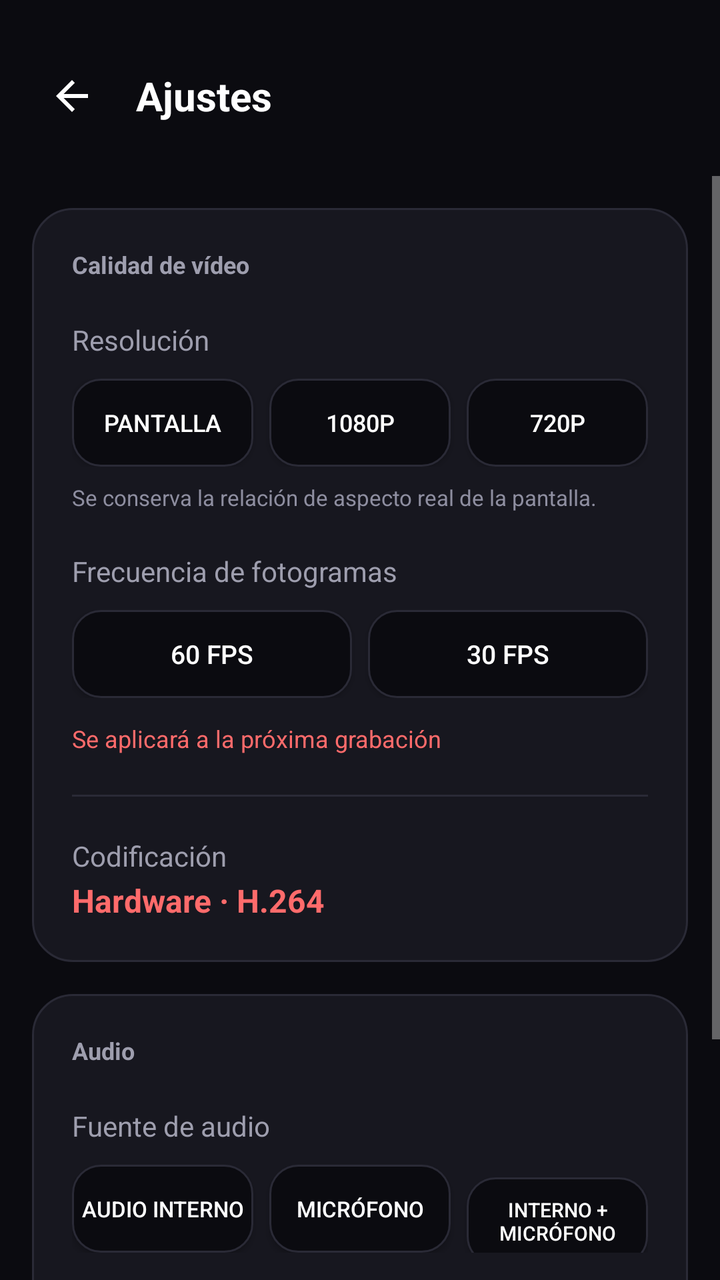
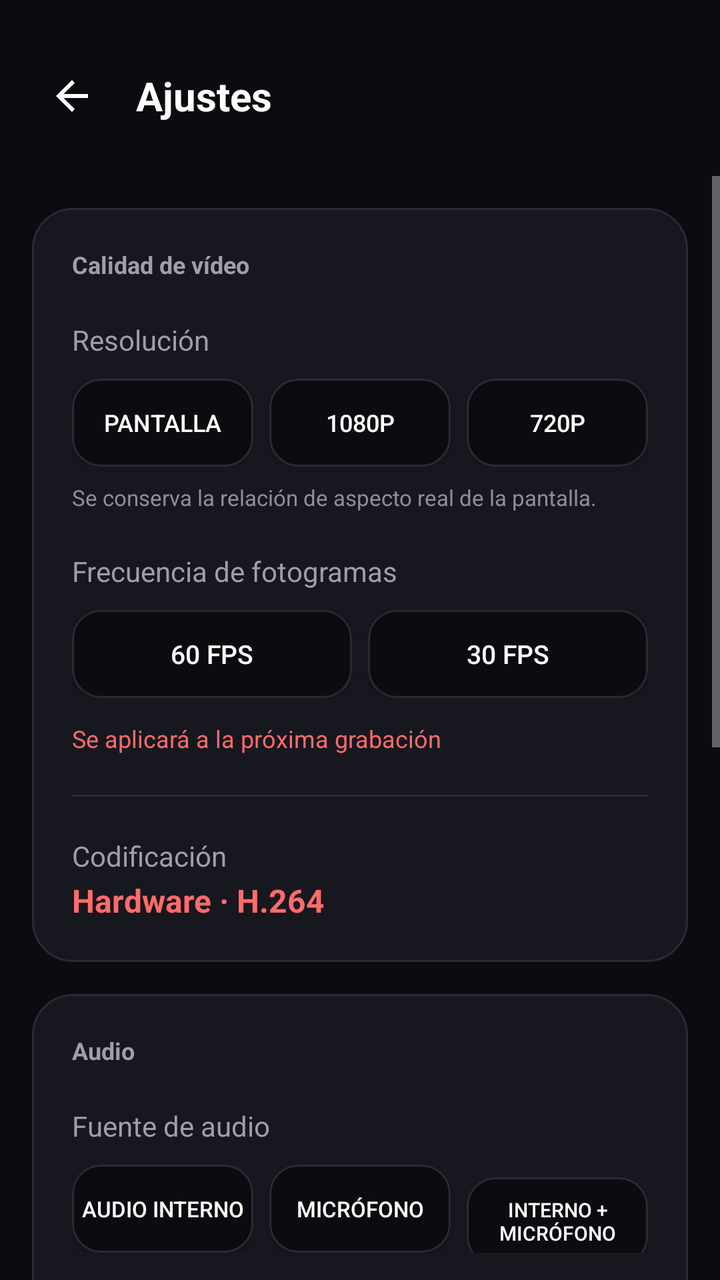

Two renders of the same Android screen: before a commit and after it. Below are the layout's source before the change and the commit's diff.
<!-- AndroidManifest.xml: application theme Theme.SmoothRec -->
<!-- res/layout/activity_settings.xml -->
<?xml version="1.0" encoding="utf-8"?>
<LinearLayout xmlns:android="http://schemas.android.com/apk/res/android"
    android:layout_width="match_parent"
    android:layout_height="match_parent"
    android:background="@color/background"
    android:orientation="vertical">

    <LinearLayout
        android:layout_width="match_parent"
        android:layout_height="wrap_content"
        android:gravity="center_vertical"
        android:orientation="horizontal"
        android:paddingStart="12dp"
        android:paddingTop="24dp"
        android:paddingEnd="16dp"
        android:paddingBottom="16dp">

        <ImageButton
            android:id="@+id/backButton"
            android:layout_width="48dp"
            android:layout_height="48dp"
            android:background="?android:attr/selectableItemBackgroundBorderless"
            android:contentDescription="@string/back_description"
            android:padding="12dp"
            android:src="@drawable/ic_arrow_back" />

        <TextView
            android:layout_width="wrap_content"
            android:layout_height="wrap_content"
            android:layout_marginStart="8dp"
            android:text="@string/settings_title"
            android:textColor="@color/text_primary"
            android:textSize="20sp"
            android:textStyle="bold" />

    </LinearLayout>

    <ScrollView
        android:layout_width="match_parent"
        android:layout_height="0dp"
        android:layout_weight="1"
        android:clipToPadding="false"
        android:paddingBottom="24dp">

        <LinearLayout
            android:layout_width="match_parent"
            android:layout_height="wrap_content"
            android:orientation="vertical">

            <LinearLayout
                android:layout_width="match_parent"
                android:layout_height="wrap_content"
                android:layout_margin="16dp"
                android:background="@drawable/card_background"
                android:orientation="vertical"
                android:padding="20dp">

                <TextView
                    android:layout_width="wrap_content"
                    android:layout_height="wrap_content"
                    android:text="@string/settings_quality"
                    android:textColor="@color/text_secondary"
                    android:textSize="12sp"
                    android:textStyle="bold" />

                <TextView
                    android:layout_width="wrap_content"
                    android:layout_height="wrap_content"
                    android:layout_marginTop="20dp"
                    android:text="@string/settings_resolution"
                    android:textColor="@color/text_secondary"
                    android:textSize="14sp" />

                <LinearLayout
                    android:layout_width="match_parent"
                    android:layout_height="wrap_content"
                    android:layout_marginTop="10dp"
                    android:orientation="horizontal">

                    <Button
                        android:id="@+id/resolutionScreenButton"
                        android:layout_width="0dp"
                        android:layout_height="44dp"
                        android:layout_weight="1"
                        android:background="@drawable/chip_background"
                        android:insetTop="0dp"
                        android:insetBottom="0dp"
                        android:minWidth="0dp"
                        android:text="@string/resolution_screen"
                        android:textColor="@color/text_primary"
                        android:textSize="12sp" />

                    <Button
                        android:id="@+id/resolution1080Button"
                        android:layout_width="0dp"
                        android:layout_height="44dp"
                        android:layout_marginStart="8dp"
                        android:layout_weight="1"
                        android:background="@drawable/chip_background"
                        android:insetTop="0dp"
                        android:insetBottom="0dp"
                        android:minWidth="0dp"
                        android:text="@string/resolution_1080p"
                        android:textColor="@color/text_primary"
                        android:textSize="12sp" />

                    <Button
                        android:id="@+id/resolution720Button"
                        android:layout_width="0dp"
                        android:layout_height="44dp"
                        android:layout_marginStart="8dp"
                        android:layout_weight="1"
                        android:background="@drawable/chip_background"
                        android:insetTop="0dp"
                        android:insetBottom="0dp"
                        android:minWidth="0dp"
                        android:text="@string/resolution_720p"
                        android:textColor="@color/text_primary"
                        android:textSize="12sp" />

                </LinearLayout>

                <TextView
                    android:layout_width="wrap_content"
                    android:layout_height="wrap_content"
                    android:layout_marginTop="8dp"
                    android:text="@string/settings_resolution_hint"
                    android:textColor="@color/icon_muted"
                    android:textSize="11sp" />

                <TextView
                    android:layout_width="wrap_content"
                    android:layout_height="wrap_content"
                    android:layout_marginTop="20dp"
                    android:text="@string/settings_framerate"
                    android:textColor="@color/text_secondary"
                    android:textSize="14sp" />

                <LinearLayout
                    android:layout_width="match_parent"
                    android:layout_height="wrap_content"
                    android:layout_marginTop="10dp"
                    android:orientation="horizontal">

                    <Button
                        android:id="@+id/fps60Button"
                        android:layout_width="0dp"
                        android:layout_height="44dp"
                        android:layout_weight="1"
                        android:background="@drawable/chip_background"
                        android:insetTop="0dp"
                        android:insetBottom="0dp"
                        android:minWidth="0dp"
                        android:text="@string/fps_60"
                        android:textColor="@color/text_primary"
                        android:textSize="13sp" />

                    <Button
                        android:id="@+id/fps30Button"
                        android:layout_width="0dp"
                        android:layout_height="44dp"
                        android:layout_marginStart="8dp"
                        android:layout_weight="1"
                        android:background="@drawable/chip_background"
                        android:insetTop="0dp"
                        android:insetBottom="0dp"
                        android:minWidth="0dp"
                        android:text="@string/fps_30"
                        android:textColor="@color/text_primary"
                        android:textSize="13sp" />

                </LinearLayout>

                <TextView
                    android:id="@+id/appliedSummary"
                    android:layout_width="wrap_content"
                    android:layout_height="wrap_content"
                    android:layout_marginTop="12dp"
                    android:text="@string/settings_applied_summary"
                    android:textColor="@color/recording_accent"
                    android:textSize="12sp" />

                <View
                    android:layout_width="match_parent"
                    android:layout_height="1dp"
                    android:layout_marginTop="20dp"
                    android:background="@color/surface_border" />

                <TextView
                    android:layout_width="wrap_content"
                    android:layout_height="wrap_content"
                    android:layout_marginTop="20dp"
                    android:text="@string/settings_encoding"
                    android:textColor="@color/text_secondary"
                    android:textSize="14sp" />

                <TextView
                    android:layout_width="wrap_content"
                    android:layout_height="wrap_content"
                    android:layout_marginTop="2dp"
                    android:text="@string/settings_encoding_value"
                    android:textColor="@color/recording_accent"
                    android:textSize="16sp"
                    android:textStyle="bold" />

            </LinearLayout>

            <LinearLayout
                android:layout_width="match_parent"
                android:layout_height="wrap_content"
                android:layout_marginStart="16dp"
                android:layout_marginEnd="16dp"
                android:layout_marginBottom="16dp"
                android:background="@drawable/card_background"
                android:orientation="vertical"
                android:padding="20dp">

                <TextView
                    android:layout_width="wrap_content"
                    android:layout_height="wrap_content"
                    android:text="@string/settings_audio"
                    android:textColor="@color/text_secondary"
                    android:textSize="12sp"
                    android:textStyle="bold" />

                <TextView
                    android:layout_width="wrap_content"
                    android:layout_height="wrap_content"
                    android:layout_marginTop="20dp"
                    android:text="@string/settings_audio_source"
                    android:textColor="@color/text_secondary"
                    android:textSize="14sp" />

                <LinearLayout
                    android:layout_width="match_parent"
                    android:layout_height="wrap_content"
                    android:layout_marginTop="10dp"
                    android:orientation="horizontal">

                    <Button
                        android:id="@+id/audioInternalButton"
                        android:layout_width="0dp"
                        android:layout_height="44dp"
                        android:layout_weight="1"
                        android:background="@drawable/chip_background"
                        android:insetTop="0dp"
                        android:insetBottom="0dp"
                        android:minWidth="0dp"
                        android:text="@string/audio_internal"
                        android:textColor="@color/text_primary"
                        android:textSize="11sp" />

                    <Button
                        android:id="@+id/audioMicButton"
                        android:layout_width="0dp"
                        android:layout_height="44dp"
                        android:layout_marginStart="8dp"
                        android:layout_weight="1"
                        android:background="@drawable/chip_background"
                        android:insetTop="0dp"
                        android:insetBottom="0dp"
                        android:minWidth="0dp"
                        android:text="@string/audio_mic"
                        android:textColor="@color/text_primary"
                        android:textSize="11sp" />

                    <Button
                        android:id="@+id/audioMixedButton"
                        android:layout_width="0dp"
                        android:layout_height="44dp"
                        android:layout_marginStart="8dp"
                        android:layout_weight="1"
                        android:background="@drawable/chip_background"
                        android:insetTop="0dp"
                        android:insetBottom="0dp"
                        android:minWidth="0dp"
                        android:text="@string/audio_mixed"
                        android:textColor="@color/text_primary"
                        android:textSize="10sp" />

                </LinearLayout>

                <TextView
                    android:layout_width="wrap_content"
                    android:layout_height="wrap_content"
                    android:layout_marginTop="18dp"
                    android:text="@string/settings_channels"
                    android:textColor="@color/text_secondary"
                    android:textSize="14sp" />

                <TextView
                    android:layout_width="wrap_content"
                    android:layout_height="wrap_content"
                    android:layout_marginTop="2dp"
                    android:text="@string/settings_channels_value"
                    android:textColor="@color/recording_accent"
                    android:textSize="13sp" />

            </LinearLayout>

            <TextView
                android:layout_width="match_parent"
                android:layout_height="wrap_content"
                android:layout_marginStart="24dp"
                android:layout_marginEnd="24dp"
                android:gravity="center"
                android:text="@string/settings_note"
                android:textColor="@color/text_secondary"
                android:textSize="12sp" />

        </LinearLayout>

    </ScrollView>

</LinearLayout>
<!-- resources referenced by this layout -->
<resources>
  <color name="background">#FF0B0B10</color>
  <color name="icon_muted">#FF8E8EA0</color>
  <color name="recording_accent">#FFFF6B6B</color>
  <color name="surface_border">#FF2A2A36</color>
  <color name="text_primary">#FFFFFFFF</color>
  <color name="text_secondary">#FF9E9EAE</color>
  <string name="audio_internal">Audio interno</string>
  <string name="audio_mic">Micrófono</string>
  <string name="audio_mixed">Interno + micrófono</string>
  <string name="back_description">Volver</string>
  <string name="fps_30">30 FPS</string>
  <string name="fps_60">60 FPS</string>
  <string name="resolution_1080p">1080P</string>
  <string name="resolution_720p">720P</string>
  <string name="resolution_screen">Pantalla</string>
  <string name="settings_audio">Audio</string>
  <string name="settings_encoding">Codificación</string>
  <string name="settings_quality">Calidad de vídeo</string>
  <string name="settings_resolution">Resolución</string>
  <string name="settings_title">Ajustes</string>
  <color name="surface">#FF17171F</color>
  <color name="accent_start">#FF7C4DFF</color>
  <!-- unchanged entries left out for length: 12 -->
</resources>

<!-- the commit's change to res/layout/activity_settings.xml (unified diff, before → after) -->
@@ -308,6 +308,120 @@
                 android:textColor="@color/text_secondary"
                 android:textSize="12sp" />
 
+            <LinearLayout
+                android:layout_width="match_parent"
+                android:layout_height="wrap_content"
+                android:layout_marginStart="16dp"
+                android:layout_marginTop="24dp"
+                android:layout_marginEnd="16dp"
+                android:background="@drawable/card_background"
+                android:orientation="vertical"
+                android:padding="20dp">
+
+                <TextView
+                    android:layout_width="wrap_content"
+                    android:layout_height="wrap_content"
+                    android:text="@string/about_title"
+                    android:textColor="@color/text_primary"
+                    android:textSize="16sp"
+                    android:textStyle="bold" />
+
+                <TextView
+                    android:layout_width="match_parent"
+                    android:layout_height="wrap_content"
+                    android:layout_marginTop="16dp"
+                    android:text="@string/about_creator"
+                    android:textColor="@color/text_secondary"
+                    android:textSize="13sp" />
+
+                <TextView
+                    android:layout_width="match_parent"
+                    android:layout_height="wrap_content"
+                    android:layout_marginTop="8dp"
+                    android:text="@string/about_ai"
+                    android:textColor="@color/text_secondary"
+                    android:textSize="13sp" />
+
+                <TextView
+                    android:layout_width="match_parent"
+                    android:layout_height="wrap_content"
+                    android:layout_marginTop="8dp"
+                    android:text="@string/about_tech"
+                    android:textColor="@color/text_secondary"
+                    android:textSize="13sp" />
+
+                <View
+                    android:layout_width="match_parent"
+                    android:layout_height="1dp"
+                    android:layout_marginTop="20dp"
+                    android:background="@color/surface_border" />
+
+                <TextView
+                    android:layout_width="wrap_content"
+                    android:layout_height="wrap_content"
+                    android:layout_marginTop="16dp"
+                    android:text="@string/about_social"
+                    android:textColor="@color/text_secondary"
+                    android:textSize="12sp"
+                    android:textStyle="bold" />
+
+                <LinearLayout
+                    android:layout_width="match_parent"
+                    android:layout_height="wrap_content"
+                    android:layout_marginTop="12dp"
+                    android:orientation="horizontal">
+
+                    <ImageButton
+                        android:id="@+id/tiktokButton"
+                        android:layout_width="0dp"
+                        android:layout_height="52dp"
+                        android:layout_weight="1"
+                        android:background="@drawable/chip_background"
+                        android:contentDescription="@string/about_tiktok_description"
+                        android:padding="12dp"
+                        android:scaleType="fitCenter"
+                        android:src="@drawable/ic_tiktok" />
+
+                    <LinearLayout
+                        android:layout_width="0dp"
+                        android:layout_height="52dp"
+                        android:layout_marginStart="12dp"
+                        android:layout_weight="1"
+                        android:alpha="0.5"
+                        android:background="@drawable/chip_background"
+                        android:gravity="center"
+                        android:orientation="horizontal"
+                        android:padding="8dp">
+
+                        <ImageView
+                            android:layout_width="20dp"
+                            android:layout_height="20dp"
+                            android:contentDescription="@string/about_instagram"
+                            android:src="@drawable/ic_instagram" />
+
+                        <TextView
+                            android:layout_width="wrap_content"
+                            android:layout_height="wrap_content"
+                            android:layout_marginStart="8dp"
+                            android:text="@string/about_instagram"
+                            android:textColor="@color/icon_muted"
+                            android:textSize="11sp" />
+
+                    </LinearLayout>
+
+                </LinearLayout>
+
+                <TextView
+                    android:layout_width="match_parent"
+                    android:layout_height="wrap_content"
+                    android:layout_marginTop="10dp"
+                    android:gravity="center"
+                    android:text="@string/about_tiktok"
+                    android:textColor="@color/recording_accent"
+                    android:textSize="12sp" />
+
+            </LinearLayout>
+
         </LinearLayout>
 
     </ScrollView>
<!-- resource entries referenced after the edit -->
@@ -6,6 +6,36 @@
   <color name="surface_border">#FF2A2A36</color>
   <color name="text_primary">#FFFFFFFF</color>
   <color name="text_secondary">#FF9E9EAE</color>
+  <!-- drawable ic_instagram (drawable) -->
+  <?xml version="1.0" encoding="utf-8"?>
+  <vector xmlns:android="http://schemas.android.com/apk/res/android"
+      android:width="24dp"
+      android:height="24dp"
+      android:viewportWidth="24"
+      android:viewportHeight="24">
+      <path
+          android:fillColor="#FFFFFFFF"
+          android:pathData="M12,2.16c3.2,0 3.58,0.01 4.85,0.07c3.12,0.14 4.52,1.62 4.66,4.72c0.06,1.27 0.07,1.65 0.07,4.85s-0.01,3.58 -0.07,4.85c-0.14,3.1 -1.54,4.58 -4.66,4.72c-1.27,0.06 -1.65,0.07 -4.85,0.07s-3.58,-0.01 -4.85,-0.07c-3.12,-0.14 -4.52,-1.62 -4.66,-4.72C2.43,15.58 2.42,15.2 2.42,12s0.01,-3.58 0.07,-4.85C2.63,3.85 4.03,2.37 7.15,2.23C8.42,2.17 8.8,2.16 12,2.16zM12,0C8.74,0 8.33,0.01 7.01,0.07C2.69,0.27 0.27,2.69 0.07,7.01C0.01,8.33 0,8.74 0,12s0.01,3.67 0.07,4.99c0.2,4.32 2.62,6.74 6.94,6.94C8.33,23.99 8.74,24 12,24s3.67,-0.01 4.99,-0.07c4.32,-0.2 6.74,-2.62 6.94,-6.94C23.99,15.67 24,15.26 24,12s-0.01,-3.67 -0.07,-4.99c-0.2,-4.32 -2.62,-6.74 -6.94,-6.94C15.67,0.01 15.26,0 12,0zM12,5.84A6.16,6.16 0 1,0 12,18.16A6.16,6.16 0 1,0 12,5.84zM12,15.84A3.84,3.84 0 1,1 12,8.16a3.84,3.84 0 0,1 0,7.68zM19.85,5.6a1.44,1.44 0 1,1 -2.88,0a1.44,1.44 0 0,1 2.88,0z" />
+  </vector>
+  <!-- drawable ic_tiktok (drawable) -->
+  <?xml version="1.0" encoding="utf-8"?>
+  <vector xmlns:android="http://schemas.android.com/apk/res/android"
+      android:width="24dp"
+      android:height="24dp"
+      android:viewportWidth="24"
+      android:viewportHeight="24">
+      <path
+          android:fillColor="#FFFFFFFF"
+          android:pathData="M12.53,0.02c1.31,-0.02 2.61,-0.01 3.91,-0.02c0.08,1.53 0.63,3.09 1.75,4.17c1.12,1.11 2.7,1.62 4.24,1.79v4.03c-1.44,-0.05 -2.89,-0.35 -4.2,-0.97c-0.57,-0.26 -1.1,-0.59 -1.62,-0.93c-0.01,2.92 0.01,5.84 -0.02,8.75c-0.08,1.4 -0.54,2.79 -1.35,3.94c-1.31,1.92 -3.58,3.17 -5.91,3.21c-1.43,0.08 -2.86,-0.31 -4.08,-1.03c-2.02,-1.19 -3.44,-3.37 -3.65,-5.71c-0.02,-0.5 -0.03,-1 -0.01,-1.49c0.18,-1.9 1.12,-3.72 2.58,-4.96c1.66,-1.44 3.98,-2.13 6.15,-1.72c0.02,1.48 -0.04,2.96 -0.04,4.44c-0.99,-0.32 -2.15,-0.23 -3.02,0.37c-0.63,0.41 -1.11,1.04 -1.36,1.75c-0.21,0.51 -0.15,1.07 -0.14,1.61c0.24,1.64 1.82,3.02 3.5,2.87c1.12,-0.01 2.19,-0.66 2.77,-1.61c0.19,-0.33 0.4,-0.67 0.41,-1.06c0.1,-1.79 0.06,-3.57 0.07,-5.36c0.01,-4.03 -0.01,-8.05 0.02,-12.07z" />
+  </vector>
+  <string name="about_ai">Asistencia de desarrollo e inteligencia artificial: ChatGPT (OpenAI)</string>
+  <string name="about_creator">Creador y responsable del proyecto: Keiner</string>
+  <string name="about_instagram">Instagram · próximamente</string>
+  <string name="about_social">Redes sociales</string>
+  <string name="about_tech">Implementación y colaboración técnica: OpenClaude</string>
+  <string name="about_tiktok">TikTok · @keinerxzv</string>
+  <string name="about_tiktok_description">Abrir perfil de TikTok</string>
+  <string name="about_title">Acerca de SmoothRec</string>
   <string name="audio_internal">Audio interno</string>
   <string name="audio_mic">Micrófono</string>
   <string name="audio_mixed">Interno + micrófono</string>
